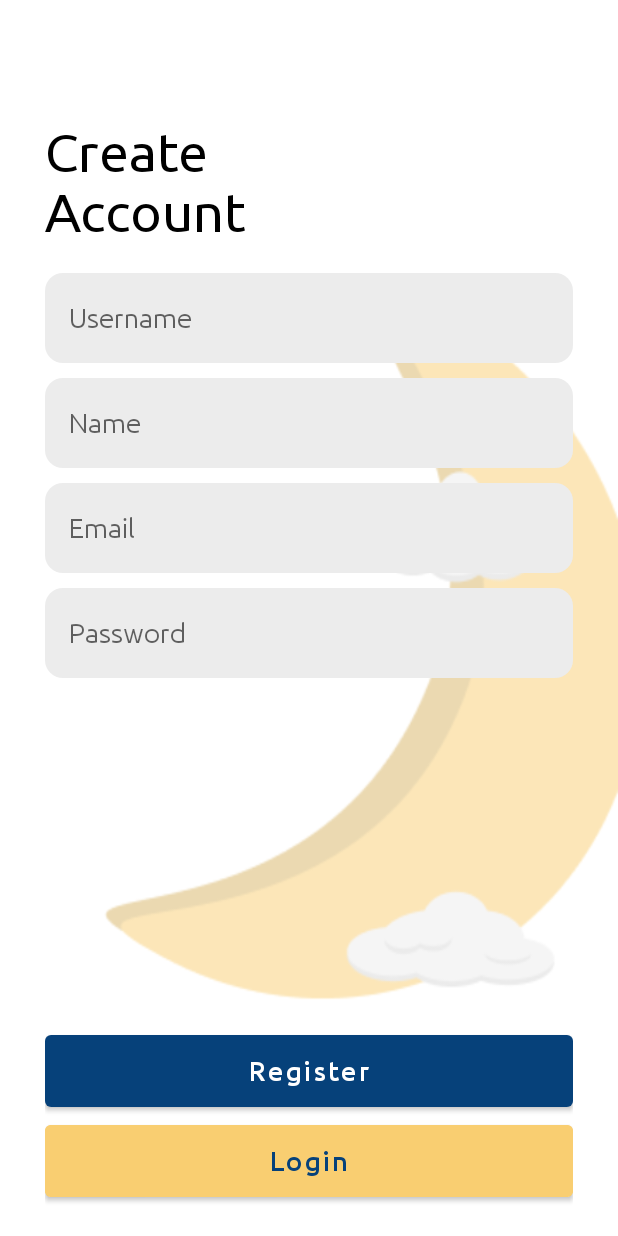
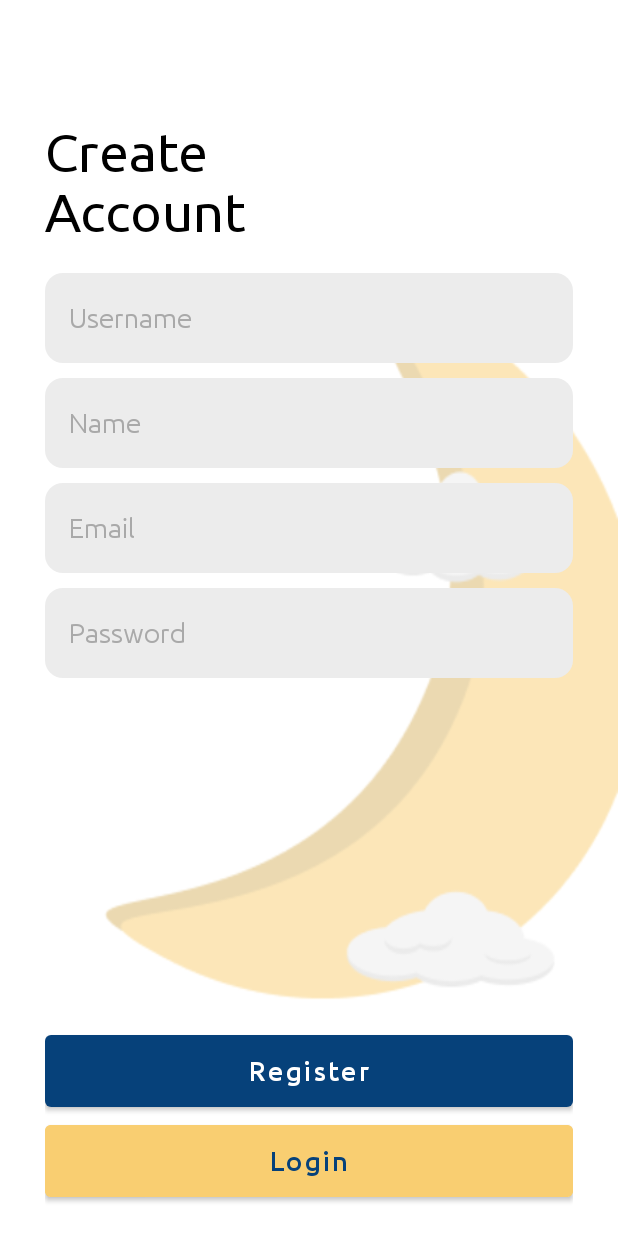
Before and after one commit to galihif/Meraih-Mimpi, an Android app: the screen it shows after launch (RegisterActivity), on a phone screen of 412 x 824 dp. Run offline under Robolectric (Android 15) with nearby library versions, the phone set to English and light mode, and no system bars; our stand-ins replace Firebase (no records; nobody signed in at launch, a user with empty details on screens opened directly).

Commit message:
Fix Edittext Color at Device with Darkmode

```diff
--- a/app/src/main/java/com/giftech/meraihmimpi/HomeActivity.kt
+++ b/app/src/main/java/com/giftech/meraihmimpi/HomeActivity.kt
@@ -9,6 +9,7 @@ import android.widget.EditText
 import androidx.appcompat.app.AlertDialog
 import androidx.appcompat.app.AppCompatActivity
 import androidx.recyclerview.widget.LinearLayoutManager
+import com.google.android.material.dialog.MaterialAlertDialogBuilder
 import com.google.firebase.database.*
 import kotlinx.android.synthetic.main.activity_home.*
 
@@ -46,7 +47,7 @@ class HomeActivity : AppCompatActivity(), Connector {
         //Aksi saat floating button diklik
         btn_fab.setOnClickListener {
             //Buat pop up dialog dan inflate layout add_popup
-            var dialog : AlertDialog.Builder = AlertDialog.Builder(this)
+            var dialog = MaterialAlertDialogBuilder(this)
             val view:View = layoutInflater.inflate(R.layout.add_popup, null)
 
             //Masukkan text inputan pada goalname
@@ -74,8 +75,10 @@ class HomeActivity : AppCompatActivity(), Connector {
             //Set positive button
             dialog.setNegativeButton("Cancel") { _: DialogInterface, _: Int ->
             }
+
             //Menampilkan dialog popup
             dialog.show()
+
         }
 
         //Aksi saat button profile di klik, arahkan ke profile
--- a/app/src/main/res/layout/activity_login.xml
+++ b/app/src/main/res/layout/activity_login.xml
@@ -39,6 +39,7 @@
             android:background="@drawable/rect_grey_sm"
             android:ems="10"
             android:hint="Username"
+            android:textColor="@color/black"
             android:fontFamily="@font/ubuntu_light"
             android:inputType="textPersonName"
             android:padding="16dp"
@@ -52,6 +53,7 @@
             android:background="@drawable/rect_grey_sm"
             android:ems="10"
             android:hint="Password"
+            android:textColor="@color/black"
             android:fontFamily="@font/ubuntu_light"
             android:inputType="textPassword"
             android:padding="16dp"
--- a/app/src/main/res/layout/activity_register.xml
+++ b/app/src/main/res/layout/activity_register.xml
@@ -39,6 +39,7 @@
             android:background="@drawable/rect_grey_sm"
             android:ems="10"
             android:hint="Username"
+            android:textColor="@color/black"
             android:fontFamily="@font/ubuntu_light"
             android:inputType="textPersonName"
             android:padding="16dp"
@@ -52,6 +53,7 @@
             android:background="@drawable/rect_grey_sm"
             android:ems="10"
             android:hint="Name"
+            android:textColor="@color/black"
             android:fontFamily="@font/ubuntu_light"
             android:inputType="textPersonName"
             android:padding="16dp"
@@ -65,6 +67,7 @@
             android:background="@drawable/rect_grey_sm"
             android:ems="10"
             android:hint="Email"
+            android:textColor="@color/black"
             android:fontFamily="@font/ubuntu_light"
             android:inputType="textEmailAddress"
             android:padding="16dp"
@@ -78,6 +81,7 @@
             android:background="@drawable/rect_grey_sm"
             android:ems="10"
             android:hint="Password"
+            android:textColor="@color/black"
             android:fontFamily="@font/ubuntu_light"
             android:inputType="textPassword"
             android:padding="16dp"
--- a/app/src/main/res/layout/add_popup.xml
+++ b/app/src/main/res/layout/add_popup.xml
@@ -5,7 +5,8 @@
     android:layout_width="match_parent"
     android:layout_height="match_parent"
     android:orientation="vertical"
-    android:padding="16dp">
+    android:padding="16dp"
+    android:backgroundTint="@color/white">
 
     <TextView
         android:layout_gravity="center"
--- a/app/src/main/res/values-night/themes.xml
+++ b/app/src/main/res/values-night/themes.xml
@@ -12,5 +12,8 @@
         <!-- Status bar color. -->
         <item name="android:statusBarColor" tools:targetApi="l">?attr/colorPrimaryVariant</item>
         <!-- Customize your theme here. -->
+        <item name="android:textColorHint">@color/greyHint</item>
+        <item name="android:textColor">@color/black</item>
     </style>
+
 </resources>
--- a/app/src/main/res/values/colors.xml
+++ b/app/src/main/res/values/colors.xml
@@ -7,4 +7,5 @@
     <color name="white">#FFFFFFFF</color>
     <color name="grey">#ECECEC</color>
     <color name="red">#F97171</color>
+    <color name="greyHint">#A9A9A9</color>
 </resources>
--- a/app/src/main/res/values/themes.xml
+++ b/app/src/main/res/values/themes.xml
@@ -12,5 +12,8 @@
         <!-- Status bar color. -->
         <item name="android:statusBarColor" tools:targetApi="l">?attr/colorPrimaryVariant</item>
         <!-- Customize your theme here. -->
+        <item name="android:textColorHint">@color/greyHint</item>
+        <item name="android:textColor">@color/black</item>
     </style>
+
 </resources>
```
